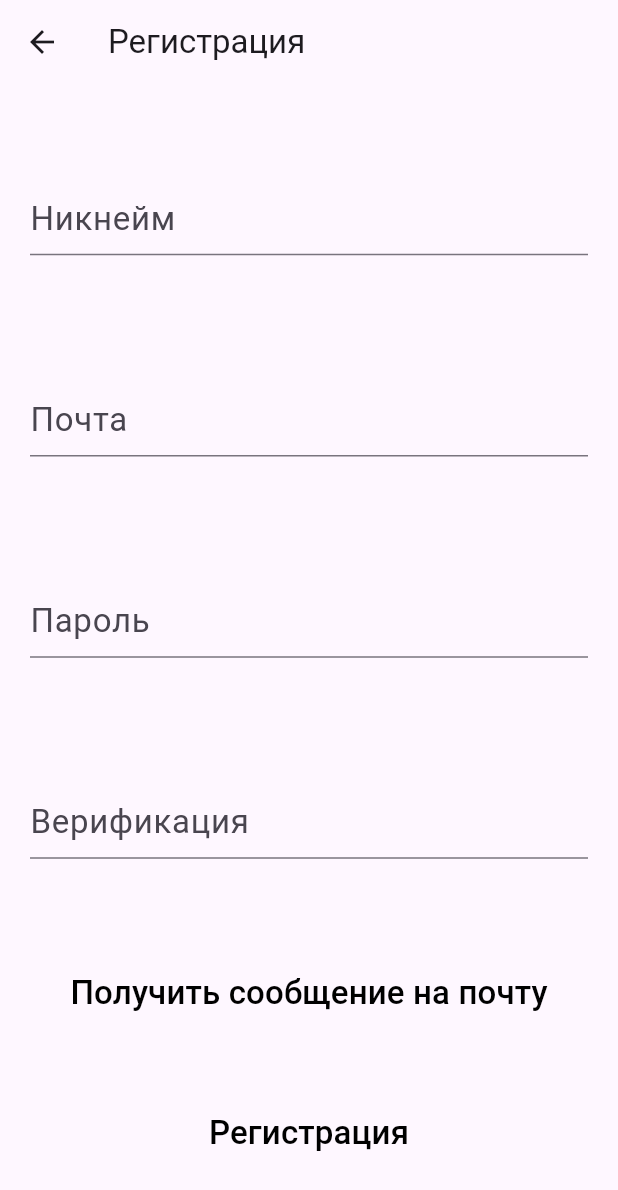
After one commit to altamino/apps, a Flutter app: the screen it shows after launch, after a tap on "Регистрация", on a phone screen of 412 x 824 dp. The commit adds this screen. Shown: the top 1190 px of the screen. Run offline on Flutter 3.47's test engine with Material 3 defaults, Android fonts, the phone set to English and light mode, and no system bars; our stand-ins replace convert, dio; network calls fail.

Commit message:
added register

```diff
--- a/lib/amino.dart
+++ b/lib/amino.dart
@@ -3,6 +3,6 @@
 /// More dartdocs go here.
 library;
 
-export 'src/client.dart';
+export 'amino/client.dart';
 
 // TODO: Export any libraries intended for clients of this package.
--- a/lib/src/constants.dart
+++ b/lib/amino/constants.dart
@@ -39,6 +39,6 @@ final requestWrapper = InterceptorsWrapper(
 
 final customOptions = BaseOptions(
     contentType: Headers.jsonContentType,
-    baseUrl: "https://service.aminoapps.com/api/v1",
+    baseUrl: "https://service.altamino.top/api/v1",
     headers: baseHeaders
   );
--- a/lib/ui/login_page.dart
+++ b/lib/ui/login_page.dart
@@ -1,6 +1,7 @@
 import 'package:flutter/material.dart';
 
 import 'home_page.dart';
+import 'register_page.dart';
 
 import '../main.dart';
 
@@ -37,13 +38,12 @@ class LoginState extends State<Login> {
                     )
                   ),
                 ),
-
                 Padding(
                   padding: const EdgeInsets.all(20),
                   child: TextField(
                     controller: _loginController,
                     decoration: const InputDecoration(
-                        hintText: 'Имя пользователя',
+                        hintText: 'Почта',
                         focusedBorder: UnderlineInputBorder(
                             borderSide: BorderSide(color: Colors.blue)
                         )
@@ -106,10 +106,28 @@ class LoginState extends State<Login> {
                       });
                     }
                   },
-                child: const Text('Войти', style: TextStyle(
+                  child: const Text('Войти',
+                      style: TextStyle(
                         fontSize: 22,
                         color: Colors.black
-                ))
+                      )
+                  )
+            ),
+            TextButton(
+                onPressed: () {
+                  Navigator.push(
+                      context,
+                      MaterialPageRoute(
+                          builder: (context) => RegisterPage()
+                      )
+                  );
+                },
+                child: const Text('Регистрация',
+                    style: TextStyle(
+                      fontSize: 22,
+                      color: Colors.black
+                    )
+                )
             ),
             Text(_errorText,
                 style: const TextStyle(
--- /dev/null
+++ b/lib/ui/register_page.dart
@@ -0,0 +1,143 @@
+import 'package:flutter/material.dart';
+
+import '../main.dart';
+import 'home_page.dart';
+
+class RegisterPage extends StatelessWidget{
+  final TextEditingController _nicknameController = TextEditingController();
+  final TextEditingController _loginController = TextEditingController();
+  final TextEditingController _passwordController = TextEditingController();
+  final TextEditingController _verificationController = TextEditingController();
+
+  RegisterPage({super.key});
+
+  @override
+  Widget build(BuildContext context) {
+    return Scaffold(
+        appBar: AppBar(
+          title: const Text('Регистрация'),
+        ),
+        body: Column(
+            mainAxisAlignment: MainAxisAlignment.spaceEvenly,
+            children: [
+              Padding(
+                  padding: const EdgeInsets.all(20),
+                  child: TextField(
+                      controller: _nicknameController,
+                      decoration: const InputDecoration(
+                          hintText: 'Никнейм',
+                          focusedBorder: UnderlineInputBorder(
+                              borderSide: BorderSide(color: Colors.blue)
+                          )
+                      ),
+                      cursorColor: Colors.black,
+                      style: const TextStyle(
+                          fontSize: 22
+                      )
+                  )
+              ),
+              Padding(
+                  padding: const EdgeInsets.all(20),
+                  child: TextField(
+                      controller: _loginController,
+                      decoration: const InputDecoration(
+                          hintText: 'Почта',
+                          focusedBorder: UnderlineInputBorder(
+                              borderSide: BorderSide(color: Colors.blue)
+                          )
+                      ),
+                      cursorColor: Colors.black,
+                      style: const TextStyle(
+                          fontSize: 22
+                      )
+                  )
+              ),
+              Padding(
+                  padding: const EdgeInsets.all(20),
+                  child: TextField(
+                      controller: _passwordController,
+                      decoration: const InputDecoration(
+                          hintText: 'Пароль',
+                          focusedBorder: UnderlineInputBorder(
+                              borderSide: BorderSide(color: Colors.blue)
+                          )
+                      ),
+                      cursorColor: Colors.black,
+                      style: const TextStyle(
+                          fontSize: 22
+                      )
+                  )
+              ),
+              Padding(
+                  padding: const EdgeInsets.all(20),
+                  child: TextField(
+                      controller: _verificationController,
+                      decoration: const InputDecoration(
+                          hintText: 'Верификация',
+                          focusedBorder: UnderlineInputBorder(
+                              borderSide: BorderSide(color: Colors.blue)
+                          )
+                      ),
+                      cursorColor: Colors.black,
+                      style: const TextStyle(
+                          fontSize: 22
+                      )
+                  )
+              ),
+              TextButton(
+                  onPressed: () async {
+                    await account.getValidationCode(
+                        _loginController.text
+                    );
+                  },
+                  child: const Text('Получить сообщение на почту',
+                      style: TextStyle(
+                          fontSize: 22,
+                          color: Colors.black
+                      )
+                  )
+              ),
+              TextButton(
+                  onPressed: () async {
+                    await account.register(
+                        _nicknameController.text,
+                        _loginController.text,
+                        _passwordController.text,
+                        _verificationController.text,
+                    );
+                    debugPrint(account.enterState.toString());
+                    if (account.enterState == 200) {
+                      Navigator.pop(context);
+                      runApp(
+                          MaterialApp(
+                              theme: ThemeData(
+                                  textButtonTheme: TextButtonThemeData(
+                                      style: TextButton.styleFrom(
+                                          foregroundColor: Colors.blue
+                                      )
+                                  ),
+                                  tabBarTheme: TabBarTheme(
+                                      indicatorColor: Colors.blue,
+                                      labelColor: Colors.blue,
+                                      overlayColor: TextButton.styleFrom(
+                                          foregroundColor: Colors.blue
+                                      ).overlayColor
+                                  )
+                              ),
+                              home: const HomePage()
+                          )
+                      );
+                    }
+                  },
+                  child: const Text('Регистрация',
+                      style: TextStyle(
+                          fontSize: 22,
+                          color: Colors.black
+                      )
+                  )
+              )
+            ]
+        ),
+    );
+  }
+}
```
Also changed, not shown: lib/amino/client.dart (renamed from lib/src/client.dart, +48 -4 lines), lib/api.dart (+15 -27 lines), lib/amino/ApiException.dart (renamed from lib/src/ApiException.dart), lib/amino/core/generators.dart (renamed from lib/src/core/generators.dart). Lines whose indentation alone changed are shown as unchanged.
